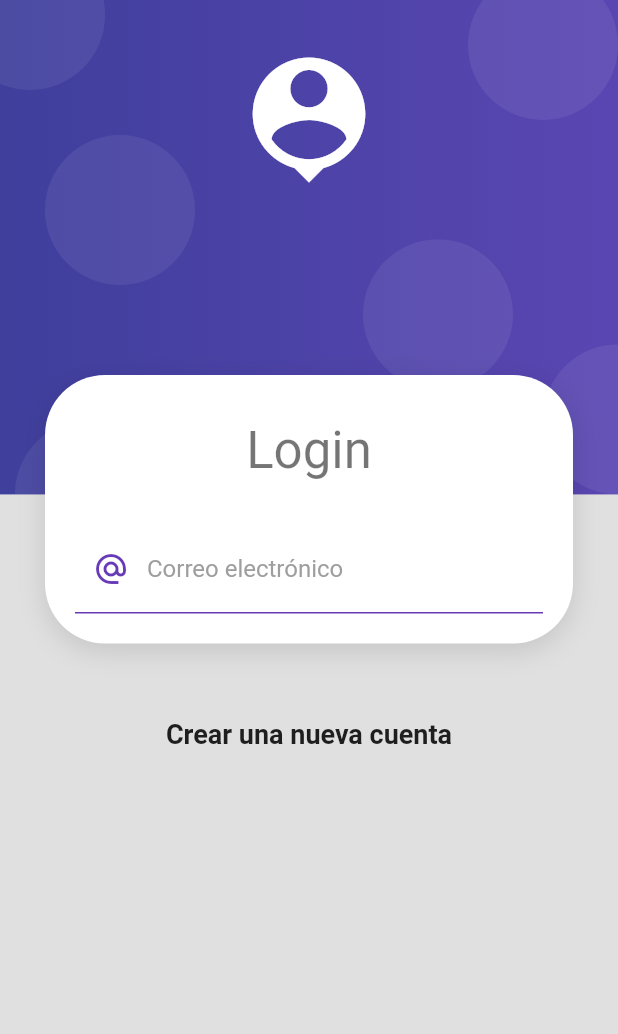
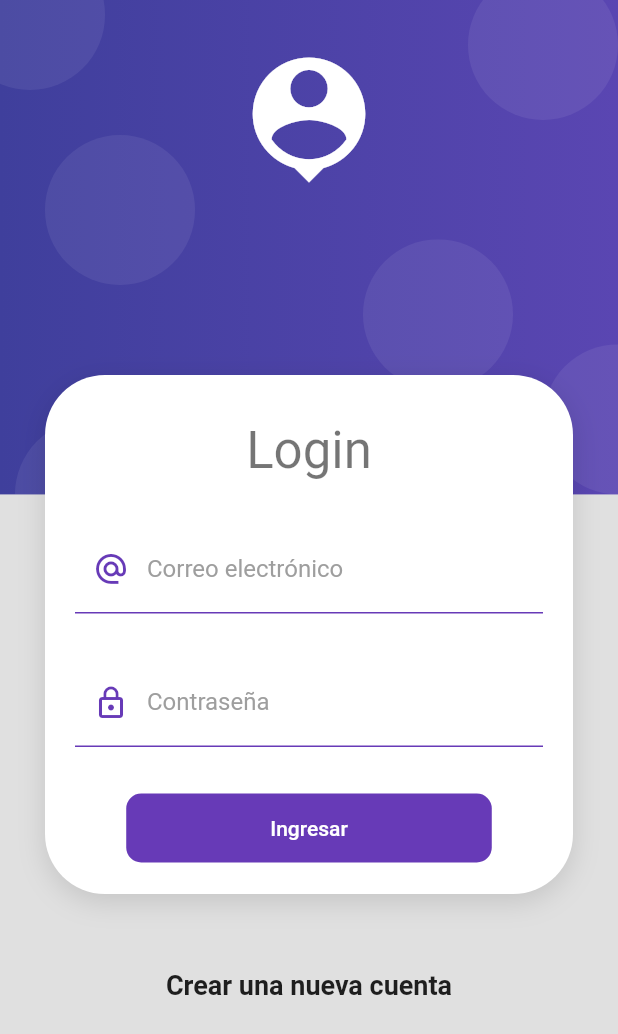
Before and after one commit to cesaroer/App_Productos, a Flutter app: the screen it shows after launch, on a phone screen of 412 x 824 dp. Shown: the top 1034 px of the screen. Run offline on Flutter 3.47's test engine with Material 2 defaults, Android fonts, the phone set to English and light mode, and no system bars.

Commit message:
Added InputDecorations class and button to sign in

```diff
--- a/lib/screens/login_screen.dart
+++ b/lib/screens/login_screen.dart
@@ -1,4 +1,5 @@
 import 'package:flutter/material.dart';
+import 'package:productos_app/ui/input_decorations.dart';
 import 'package:productos_app/widgets/widgets.dart';
 
 class LoginScreen extends StatelessWidget {
@@ -23,6 +24,7 @@ class LoginScreen extends StatelessWidget {
               SizedBox(height: 50),
               Text("Crear una nueva cuenta",
                   style: TextStyle(fontSize: 18, fontWeight: FontWeight.bold)),
+              SizedBox(height: 50),
             ],
           ),
         ),
@@ -41,19 +43,38 @@ class _LoginForm extends StatelessWidget {
             TextFormField(
               autocorrect: false,
               keyboardType: TextInputType.emailAddress,
-              decoration: InputDecoration(
-                enabledBorder: UnderlineInputBorder(
-                  borderSide: BorderSide(color: Colors.deepPurple),
+              decoration: InputDecorations.authInputDecoration(
+                hintText: "john.doe@gmail.com",
+                labelText: "Correo electrónico",
+                prefixIcon: Icons.alternate_email_outlined,
+              ),
+            ),
+            SizedBox(height: 30),
+            TextFormField(
+              autocorrect: false,
+              obscureText: true,
+              keyboardType: TextInputType.emailAddress,
+              decoration: InputDecorations.authInputDecoration(
+                  hintText: "*****",
+                  labelText: "Contraseña",
+                  prefixIcon: Icons.lock_outline),
+            ),
+            SizedBox(height: 30),
+            MaterialButton(
+              shape: RoundedRectangleBorder(
+                borderRadius: BorderRadius.circular(10),
+              ),
+              disabledColor: Colors.grey,
+              elevation: 0,
+              color: Colors.deepPurple,
+              child: Container(
+                padding: EdgeInsets.symmetric(horizontal: 80, vertical: 15),
+                child: Text(
+                  "Ingresar",
+                  style: TextStyle(color: Colors.white),
                 ),
-                focusedBorder: UnderlineInputBorder(
-                  borderSide: BorderSide(color: Colors.deepPurple, width: 2),
-                ),
-                hintText: "John.doe@gmail.com",
-                labelText: "Correo electrónico",
-                labelStyle: TextStyle(color: Colors.grey),
-                prefixIcon:
-                    Icon(Icons.alternate_email_sharp, color: Colors.deepPurple),
               ),
+              onPressed: () {},
             ),
           ],
         ),
--- /dev/null
+++ b/lib/ui/input_decorations.dart
@@ -0,0 +1,24 @@
+import 'package:flutter/material.dart';
+
+class InputDecorations {
+  static InputDecoration authInputDecoration({
+    required String hintText,
+    required String labelText,
+    IconData? prefixIcon,
+  }) {
+    return InputDecoration(
+      enabledBorder: UnderlineInputBorder(
+        borderSide: BorderSide(color: Colors.deepPurple),
+      ),
+      focusedBorder: UnderlineInputBorder(
+        borderSide: BorderSide(color: Colors.deepPurple, width: 2),
+      ),
+      hintText: hintText,
+      labelText: labelText,
+      labelStyle: TextStyle(color: Colors.grey),
+      prefixIcon: prefixIcon != null
+          ? Icon(prefixIcon, color: Colors.deepPurple)
+          : null,
+    );
+  }
+}
```
